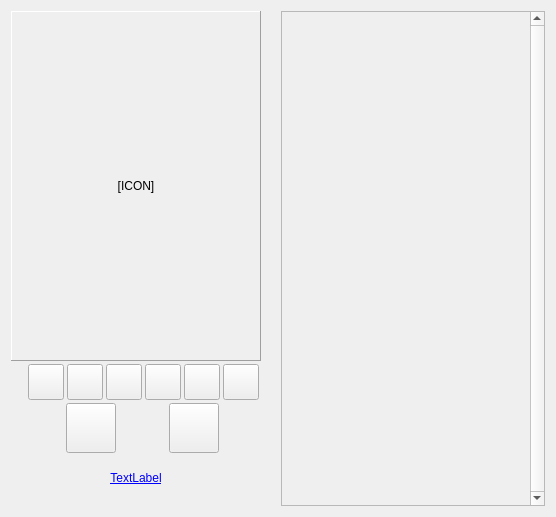
Old version of the form DMHelper/src/charactertemplateframe.ui in the repository mountogdengc/DMHelper.
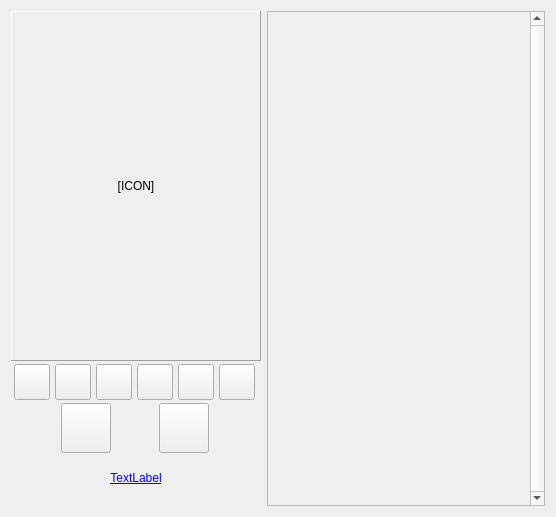
New version of the form. Icons and pictures are not drawn.

```diff
--- a/DMHelper/src/charactertemplateframe.ui
+++ b/DMHelper/src/charactertemplateframe.ui
@@ -73,7 +73,7 @@
           <enum>Qt::Orientation::Horizontal</enum>
          </property>
          <property name="sizeType">
-          <enum>QSizePolicy::Policy::MinimumExpanding</enum>
+          <enum>QSizePolicy::Policy::Preferred</enum>
          </property>
          <property name="sizeHint" stdset="0">
           <size>
@@ -335,7 +335,7 @@
           <enum>Qt::Orientation::Horizontal</enum>
          </property>
          <property name="sizeType">
-          <enum>QSizePolicy::Policy::MinimumExpanding</enum>
+          <enum>QSizePolicy::Policy::Preferred</enum>
          </property>
          <property name="sizeHint" stdset="0">
           <size>
@@ -538,7 +538,7 @@
        <rect>
         <x>0</x>
         <y>0</y>
-        <width>247</width>
+        <width>249</width>
         <height>497</height>
        </rect>
       </property>
```
